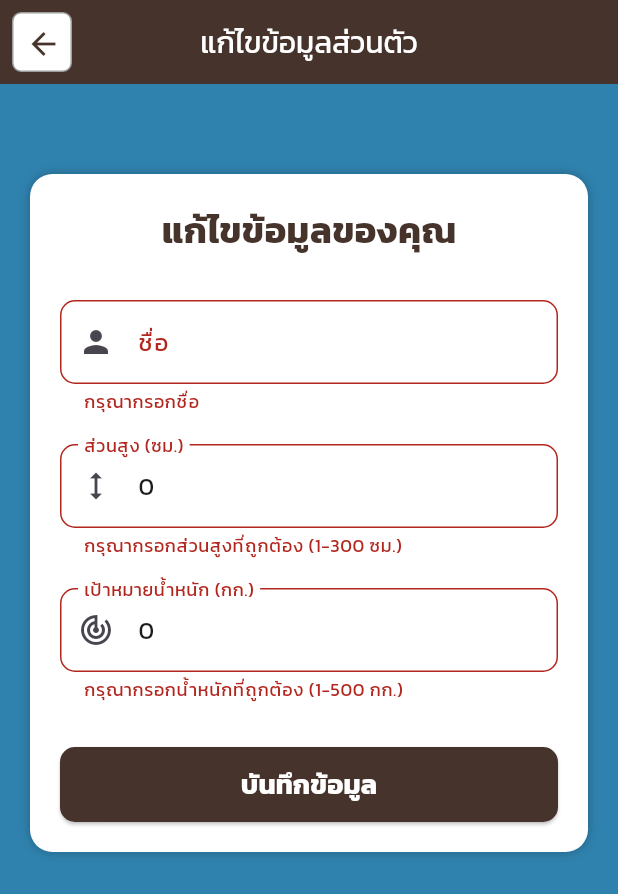
After one commit to SkyDevF/KinrooV2, a Flutter app: the EditProfileScreen screen opened directly, after a tap on "บันทึกข้อมูล", on a phone screen of 412 x 824 dp. The commit adds this screen. Shown: the top 894 px of the screen. Run offline on Flutter 3.47's test engine with Material 3 defaults, Android fonts, the phone set to English and light mode, and no system bars; our stand-ins replace cloud_firestore, crystal_navigation_bar, firebase_auth, firebase_core, fl_chart, google_sign_in and 4 more; missing offline and left inert: tflite_flutter; accounts and stored records are empty.

Commit message:
แก้ไข

```diff
--- /dev/null
+++ b/lib/screens/edit_profile_screen.dart
@@ -0,0 +1,250 @@
+import 'package:flutter/material.dart';
+import 'package:firebase_auth/firebase_auth.dart';
+import 'package:cloud_firestore/cloud_firestore.dart';
+
+class EditProfileScreen extends StatefulWidget {
+  @override
+  _EditProfileScreenState createState() => _EditProfileScreenState();
+}
+
+class _EditProfileScreenState extends State<EditProfileScreen> {
+  final _formKey = GlobalKey<FormState>();
+  final _nameController = TextEditingController();
+  final _heightController = TextEditingController();
+  final _targetWeightController = TextEditingController();
+
+  bool _isLoading = false;
+
+  @override
+  void initState() {
+    super.initState();
+    _loadCurrentData();
+  }
+
+  void _loadCurrentData() async {
+    User? user = FirebaseAuth.instance.currentUser;
+    if (user == null) return;
+
+    DocumentSnapshot userDoc = await FirebaseFirestore.instance
+        .collection('users')
+        .doc(user.uid)
+        .get();
+
+    if (userDoc.exists) {
+      setState(() {
+        _nameController.text = userDoc.get('name') ?? '';
+        _heightController.text = userDoc.get('height')?.toString() ?? '';
+        _targetWeightController.text =
+            userDoc.get('targetWeight')?.toString() ?? '';
+      });
+    }
+  }
+
+  void _saveProfile() async {
+    if (!_formKey.currentState!.validate()) return;
+
+    setState(() {
+      _isLoading = true;
+    });
+
+    try {
+      User? user = FirebaseAuth.instance.currentUser;
+      if (user == null) return;
+
+      await FirebaseFirestore.instance
+          .collection('users')
+          .doc(user.uid)
+          .update({
+            'name': _nameController.text.trim(),
+            'height': double.parse(_heightController.text),
+            'targetWeight': double.parse(_targetWeightController.text),
+          });
+
+      if (mounted) {
+        ScaffoldMessenger.of(context).showSnackBar(
+          SnackBar(
+            content: Text('บันทึกข้อมูลเรียบร้อยแล้ว'),
+            backgroundColor: Colors.green,
+          ),
+        );
+        Navigator.pop(context, true); // ส่งค่า true กลับไปเพื่อรีเฟรชข้อมูล
+      }
+    } catch (e) {
+      if (mounted) {
+        ScaffoldMessenger.of(context).showSnackBar(
+          SnackBar(
+            content: Text('เกิดข้อผิดพลาด: $e'),
+            backgroundColor: Colors.red,
+          ),
+        );
+      }
+    } finally {
+      if (mounted) {
+        setState(() {
+          _isLoading = false;
+        });
+      }
+    }
+  }
+
+  @override
+  Widget build(BuildContext context) {
+    return Scaffold(
+      backgroundColor: Color.fromARGB(255, 47, 130, 174),
+      appBar: AppBar(
+        backgroundColor: Color.fromARGB(255, 70, 51, 43),
+        centerTitle: true,
+        leading: Padding(
+          padding: const EdgeInsets.all(8.0),
+          child: Container(
+            decoration: BoxDecoration(
+              color: Colors.white,
+              borderRadius: BorderRadius.circular(6),
+              border: Border.all(color: Colors.grey),
+            ),
+            child: IconButton(
+              icon: Icon(
+                Icons.arrow_back,
+                color: Color.fromARGB(255, 70, 51, 43),
+              ),
+              onPressed: () => Navigator.pop(context),
+            ),
+          ),
+        ),
+        title: Text(
+          'แก้ไขข้อมูลส่วนตัว',
+          style: TextStyle(color: Colors.white, fontSize: 20),
+        ),
+      ),
+      body: SingleChildScrollView(
+        padding: EdgeInsets.all(20),
+        child: Form(
+          key: _formKey,
+          child: Column(
+            children: [
+              SizedBox(height: 40),
+
+              Container(
+                padding: EdgeInsets.all(20),
+                decoration: BoxDecoration(
+                  color: Colors.white,
+                  borderRadius: BorderRadius.circular(15),
+                  boxShadow: [BoxShadow(color: Colors.black26, blurRadius: 5)],
+                ),
+                child: Column(
+                  children: [
+                    Text(
+                      'แก้ไขข้อมูลของคุณ',
+                      style: TextStyle(
+                        fontSize: 24,
+                        fontWeight: FontWeight.bold,
+                        color: Color.fromARGB(255, 70, 51, 43),
+                      ),
+                    ),
+                    SizedBox(height: 30),
+
+                    TextFormField(
+                      controller: _nameController,
+                      decoration: InputDecoration(
+                        labelText: 'ชื่อ',
+                        border: OutlineInputBorder(
+                          borderRadius: BorderRadius.circular(10),
+                        ),
+                        prefixIcon: Icon(Icons.person),
+                      ),
+                      validator: (value) {
+                        if (value == null || value.trim().isEmpty) {
+                          return 'กรุณากรอกชื่อ';
+                        }
+                        return null;
+                      },
+                    ),
+                    SizedBox(height: 20),
+
+                    TextFormField(
+                      controller: _heightController,
+                      decoration: InputDecoration(
+                        labelText: 'ส่วนสูง (ซม.)',
+                        border: OutlineInputBorder(
+                          borderRadius: BorderRadius.circular(10),
+                        ),
+                        prefixIcon: Icon(Icons.height),
+                      ),
+                      keyboardType: TextInputType.number,
+                      validator: (value) {
+                        if (value == null || value.isEmpty) {
+                          return 'กรุณากรอกส่วนสูง';
+                        }
+                        double? height = double.tryParse(value);
+                        if (height == null || height <= 0 || height > 300) {
+                          return 'กรุณากรอกส่วนสูงที่ถูกต้อง (1-300 ซม.)';
+                        }
+                        return null;
+                      },
+                    ),
+                    SizedBox(height: 20),
+
+                    TextFormField(
+                      controller: _targetWeightController,
+                      decoration: InputDecoration(
+                        labelText: 'เป้าหมายน้ำหนัก (กก.)',
+                        border: OutlineInputBorder(
+                          borderRadius: BorderRadius.circular(10),
+                        ),
+                        prefixIcon: Icon(Icons.track_changes),
+                      ),
+                      keyboardType: TextInputType.number,
+                      validator: (value) {
+                        if (value == null || value.isEmpty) {
+                          return 'กรุณากรอกเป้าหมายน้ำหนัก';
+                        }
+                        double? weight = double.tryParse(value);
+                        if (weight == null || weight <= 0 || weight > 500) {
+                          return 'กรุณากรอกน้ำหนักที่ถูกต้อง (1-500 กก.)';
+                        }
+                        return null;
+                      },
+                    ),
+                    SizedBox(height: 30),
+
+                    SizedBox(
+                      width: double.infinity,
+                      height: 50,
+                      child: ElevatedButton(
+                        style: ElevatedButton.styleFrom(
+                          backgroundColor: Color.fromARGB(255, 70, 51, 43),
+                          shape: RoundedRectangleBorder(
+                            borderRadius: BorderRadius.circular(10),
+                          ),
+                        ),
+                        onPressed: _isLoading ? null : _saveProfile,
+                        child: _isLoading
+                            ? CircularProgressIndicator(color: Colors.white)
+                            : Text(
+                                'บันทึกข้อมูล',
+                                style: TextStyle(
+                                  color: Colors.white,
+                                  fontSize: 18,
+                                  fontWeight: FontWeight.bold,
+                                ),
+                              ),
+                      ),
+                    ),
+                  ],
+                ),
+              ),
+            ],
+          ),
+        ),
+      ),
+    );
+  }
+
+  @override
+  void dispose() {
+    _nameController.dispose();
+    _heightController.dispose();
+    _targetWeightController.dispose();
+    super.dispose();
+  }
+}
--- a/lib/screens/login_screen.dart
+++ b/lib/screens/login_screen.dart
@@ -2,14 +2,17 @@ import 'package:flutter/material.dart';
 import 'package:firebase_auth/firebase_auth.dart';
 import 'package:cloud_firestore/cloud_firestore.dart';
 import 'package:google_sign_in/google_sign_in.dart';
+import 'package:flutter/foundation.dart';
 import 'register_screen.dart';
 import 'home_screen.dart';
 import 'forgot_password_screen.dart';
 import 'input_birthday_screen.dart';
 
 class LoginScreen extends StatefulWidget {
+  const LoginScreen({Key? key}) : super(key: key);
+
   @override
-  _LoginScreenState createState() => _LoginScreenState();
+  State<LoginScreen> createState() => _LoginScreenState();
 }
 
 class _LoginScreenState extends State<LoginScreen> {
@@ -17,7 +20,6 @@ class _LoginScreenState extends State<LoginScreen> {
   final TextEditingController passwordController = TextEditingController();
   final FirebaseAuth _auth = FirebaseAuth.instance;
   final FirebaseFirestore _firestore = FirebaseFirestore.instance;
-  final GoogleSignIn _googleSignIn = GoogleSignIn();
 
   String errorMessage = '';
   bool _obscureText = true;
@@ -25,8 +27,11 @@ class _LoginScreenState extends State<LoginScreen> {
   bool _isGoogleLoading = false;
 
   Future<void> _signIn() async {
-    if (emailController.text.trim().isEmpty || passwordController.text.trim().isEmpty) {
-      ScaffoldMessenger.of(context).showSnackBar(SnackBar(content: Text("กรุณากรอกอีเมลและรหัสผ่าน")));
+    if (emailController.text.trim().isEmpty ||
+        passwordController.text.trim().isEmpty) {
+      ScaffoldMessenger.of(
+        context,
+      ).showSnackBar(SnackBar(content: Text("กรุณากรอกอีเมลและรหัสผ่าน")));
       return;
     }
 
@@ -41,32 +46,52 @@ class _LoginScreenState extends State<LoginScreen> {
       User? user = userCredential.user;
       if (user == null) throw Exception("เข้าสู่ระบบไม่สำเร็จ");
 
-      DocumentSnapshot userDoc = await _firestore.collection("users").doc(user.uid).get();
+      DocumentSnapshot userDoc = await _firestore
+          .collection("users")
+          .doc(user.uid)
+          .get();
 
       if (!mounted) return;
-      Navigator.pushReplacement(context, MaterialPageRoute(builder: (_) => userDoc.exists ? HomeScreen() : InputBirthdayScreen()));
+      Navigator.pushReplacement(
+        context,
+        MaterialPageRoute(
+          builder: (_) => userDoc.exists ? HomeScreen() : InputBirthdayScreen(),
+        ),
+      );
     } catch (e) {
       setState(() => errorMessage = "เข้าสู่ระบบไม่สำเร็จ: ${e.toString()}");
-      ScaffoldMessenger.of(context).showSnackBar(SnackBar(content: Text(errorMessage)));
+      ScaffoldMessenger.of(
+        context,
+      ).showSnackBar(SnackBar(content: Text(errorMessage)));
     } finally {
       setState(() => _isLoggingIn = false);
     }
   }
 
   // ✅ Google Sign In
+  // ✅ กำหนด GoogleSignIn ด้วย Web Client ID
+  final GoogleSignIn _googleSignIn = GoogleSignIn(
+    scopes: ['email'],
+    clientId:
+        '620249493204-ql9vgs17um93p2m701s2defdt14dfkl7.apps.googleusercontent.com',
+  );
+
+  // ✅ Google Sign In แบบรวมทั้งหมด
   Future<void> _signInWithGoogle() async {
+    if (!mounted) return;
     setState(() => _isGoogleLoading = true);
 
     try {
-      await _googleSignIn.signOut();
+      await _googleSignIn.signOut(); // เผื่อเคยล็อกอินค้างไว้
 
       final GoogleSignInAccount? googleUser = await _googleSignIn.signIn();
       if (googleUser == null) {
         setState(() => _isGoogleLoading = false);
-        return;
+        return; // ผู้ใช้กดยกเลิก
       }
 
-      final GoogleSignInAuthentication googleAuth = await googleUser.authentication;
+      final GoogleSignInAuthentication googleAuth =
+          await googleUser.authentication;
 
       if (googleAuth.accessToken == null || googleAuth.idToken == null) {
         throw Exception("Google authentication tokens are null");
@@ -77,15 +102,19 @@ class _LoginScreenState extends State<LoginScreen> {
         idToken: googleAuth.idToken,
       );
 
-      UserCredential userCredential = await _auth.signInWithCredential(credential);
-      User? user = userCredential.user;
+      final UserCredential userCredential = await FirebaseAuth.instance
+          .signInWithCredential(credential);
+      final User? user = userCredential.user;
 
-      if (user != null) {
-        final DocumentReference userRef = _firestore.collection("users").doc(user.uid);
+      if (user == null) throw Exception("Firebase user is null");
+
+      final DocumentReference userRef = FirebaseFirestore.instance
+          .collection("users")
+          .doc(user.uid);
       final DocumentSnapshot userDoc = await userRef.get();
 
       if (!userDoc.exists) {
-          // ➤ ผู้ใช้ใหม่: บันทึกข้อมูลเบื้องต้น
+        // ➤ ผู้ใช้ใหม่: สร้างข้อมูลพื้นฐาน
         await userRef.set({
           'email': user.email ?? '',
           'displayName': user.displayName ?? '',
@@ -107,12 +136,13 @@ class _LoginScreenState extends State<LoginScreen> {
           MaterialPageRoute(builder: (_) => HomeScreen()),
         );
       }
-      }
     } catch (e) {
-      print("Google Sign In Error: $e");
+      debugPrint("Google Sign In Error: $e");
       if (mounted) {
         ScaffoldMessenger.of(context).showSnackBar(
-          SnackBar(content: Text("Google Sign In ไม่สำเร็จ: กรุณาลองใหม่อีกครั้ง")),
+          SnackBar(
+            content: Text("เข้าสู่ระบบด้วย Google ไม่สำเร็จ กรุณาลองอีกครั้ง"),
+          ),
         );
       }
     } finally {
@@ -133,25 +163,31 @@ class _LoginScreenState extends State<LoginScreen> {
           child: ConstrainedBox(
             // ✅ ให้ content มีความสูงขั้นต่ำเท่ากับหน้าจอ
             constraints: BoxConstraints(
-              minHeight: MediaQuery.of(context).size.height -
+              minHeight:
+                  MediaQuery.of(context).size.height -
                   MediaQuery.of(context).padding.top -
-                        MediaQuery.of(context).padding.bottom - 32,
+                  MediaQuery.of(context).padding.bottom -
+                  32,
             ),
             child: IntrinsicHeight(
               child: Column(
                 mainAxisAlignment: MainAxisAlignment.center,
                 children: [
                   // ✅ ลด spacing เมื่อหน้าจอเล็ก
-                  SizedBox(height: MediaQuery.of(context).size.height < 700 ? 20 : 40),
+                  SizedBox(
+                    height: MediaQuery.of(context).size.height < 700 ? 20 : 40,
+                  ),
 
                   Text(
                     "ยินดีต้อนรับ\nล็อกอินบัญชีเพื่อใช้งาน",
                     textAlign: TextAlign.center,
                     style: TextStyle(
-                      fontSize: MediaQuery.of(context).size.height < 700 ? 22 : 26,
+                      fontSize: MediaQuery.of(context).size.height < 700
+                          ? 22
+                          : 26,
                       fontWeight: FontWeight.bold,
-                      color: Colors.blue[900]
-                    )
+                      color: Colors.blue[900],
+                    ),
                   ),
                   SizedBox(height: 24),
 
@@ -161,8 +197,11 @@ class _LoginScreenState extends State<LoginScreen> {
                       labelText: "กรอกอีเมลของคุณ",
                       border: OutlineInputBorder(),
                       prefixIcon: Icon(Icons.email),
-                      contentPadding: EdgeInsets.symmetric(vertical: 12, horizontal: 16),
-                    )
+                      contentPadding: EdgeInsets.symmetric(
+                        vertical: 12,
+                        horizontal: 16,
+                      ),
+                    ),
                   ),
                   SizedBox(height: 16),
 
@@ -172,27 +211,48 @@ class _LoginScreenState extends State<LoginScreen> {
                     decoration: InputDecoration(
                       labelText: "กรอกรหัสผ่านของคุณ",
                       border: OutlineInputBorder(),
-                      contentPadding: EdgeInsets.symmetric(vertical: 12, horizontal: 16),
+                      contentPadding: EdgeInsets.symmetric(
+                        vertical: 12,
+                        horizontal: 16,
+                      ),
                       suffixIcon: IconButton(
-                        icon: Icon(_obscureText ? Icons.visibility_off : Icons.visibility),
+                        icon: Icon(
+                          _obscureText
+                              ? Icons.visibility_off
+                              : Icons.visibility,
+                        ),
                         color: Colors.grey,
-                        tooltip: _obscureText ? "เปิดการมองเห็นรหัสผ่าน" : "ปิดการมองเห็นรหัสผ่าน",
-                        onPressed: () => setState(() => _obscureText = !_obscureText),
+                        tooltip: _obscureText
+                            ? "เปิดการมองเห็นรหัสผ่าน"
+                            : "ปิดการมองเห็นรหัสผ่าน",
+                        onPressed: () =>
+                            setState(() => _obscureText = !_obscureText),
                       ),
                     ),
                   ),
                   SizedBox(height: 8),
 
                   if (errorMessage.isNotEmpty) ...[
-                    Text(errorMessage, style: TextStyle(color: Colors.red, fontSize: 14)),
+                    Text(
+                      errorMessage,
+                      style: TextStyle(color: Colors.red, fontSize: 14),
+                    ),
                     SizedBox(height: 8),
                   ],
 
                   Align(
                     alignment: Alignment.centerRight,
                     child: TextButton(
-                      onPressed: () => Navigator.push(context, MaterialPageRoute(builder: (_) => ForgotPasswordScreen())),
-                      child: Text("ลืมรหัสผ่าน?", style: TextStyle(color: Colors.blue[900])),
+                      onPressed: () => Navigator.push(
+                        context,
+                        MaterialPageRoute(
+                          builder: (_) => ForgotPasswordScreen(),
+                        ),
+                      ),
+                      child: Text(
+                        "ลืมรหัสผ่าน?",
+                        style: TextStyle(color: Colors.blue[900]),
+                      ),
                     ),
                   ),
                   SizedBox(height: 16),
@@ -201,8 +261,13 @@ class _LoginScreenState extends State<LoginScreen> {
                   ElevatedButton(
                     style: ElevatedButton.styleFrom(
                       backgroundColor: Colors.black,
-                      padding: EdgeInsets.symmetric(vertical: 15, horizontal: 80),
-                      shape: RoundedRectangleBorder(borderRadius: BorderRadius.circular(15)),
+                      padding: EdgeInsets.symmetric(
+                        vertical: 15,
+                        horizontal: 80,
+                      ),
+                      shape: RoundedRectangleBorder(
+                        borderRadius: BorderRadius.circular(15),
+                      ),
                       minimumSize: Size(double.infinity, 50),
                     ),
                     onPressed: _isLoggingIn ? null : _signIn,
@@ -210,9 +275,15 @@ class _LoginScreenState extends State<LoginScreen> {
                         ? SizedBox(
                             width: 20,
                             height: 20,
-                            child: CircularProgressIndicator(color: Colors.white, strokeWidth: 2),
+                            child: CircularProgressIndicator(
+                              color: Colors.white,
+                              strokeWidth: 2,
+                            ),
                           )
-                        : Text("เข้าสู่ระบบ", style: TextStyle(fontSize: 18, color: Colors.white)),
+                        : Text(
+                            "เข้าสู่ระบบ",
+                            style: TextStyle(fontSize: 18, color: Colors.white),
+                          ),
                   ),
 
                   SizedBox(height: 20),
@@ -223,7 +294,10 @@ class _LoginScreenState extends State<LoginScreen> {
                       Expanded(child: Divider(thickness: 1)),
                       Padding(
                         padding: EdgeInsets.symmetric(horizontal: 16),
-                        child: Text("หรือ", style: TextStyle(color: Colors.grey[600])),
+                        child: Text(
+                          "หรือ",
+                          style: TextStyle(color: Colors.grey[600]),
+                        ),
                       ),
                       Expanded(child: Divider(thickness: 1)),
                     ],
@@ -236,7 +310,10 @@ class _LoginScreenState extends State<LoginScreen> {
                     style: ElevatedButton.styleFrom(
                       backgroundColor: Colors.white,
                       foregroundColor: Colors.black87,
-                      padding: EdgeInsets.symmetric(vertical: 12, horizontal: 24),
+                      padding: EdgeInsets.symmetric(
+                        vertical: 12,
+                        horizontal: 24,
+                      ),
                       shape: RoundedRectangleBorder(
                         borderRadius: BorderRadius.circular(8),
                         side: BorderSide(color: Colors.grey[300]!),
@@ -256,7 +333,9 @@ class _LoginScreenState extends State<LoginScreen> {
                             width: 24,
                           ),
                     label: Text(
-                      _isGoogleLoading ? "กำลังเข้าสู่ระบบ..." : "เข้าสู่ระบบด้วย Google",
+                      _isGoogleLoading
+                          ? "กำลังเข้าสู่ระบบ..."
+                          : "เข้าสู่ระบบด้วย Google",
                       style: TextStyle(fontSize: 16),
                     ),
                   ),
@@ -264,8 +343,14 @@ class _LoginScreenState extends State<LoginScreen> {
                   SizedBox(height: 16),
 
                   TextButton(
-                    onPressed: () => Navigator.push(context, MaterialPageRoute(builder: (_) => RegisterScreen())),
-                    child: Text("ไม่มีบัญชีผู้ใช้? สร้างเลย", style: TextStyle(fontSize: 16, color: Colors.blue[900])),
+                    onPressed: () => Navigator.push(
+                      context,
+                      MaterialPageRoute(builder: (_) => RegisterScreen()),
+                    ),
+                    child: Text(
+                      "ไม่มีบัญชีผู้ใช้? สร้างเลย",
+                      style: TextStyle(fontSize: 16, color: Colors.blue[900]),
+                    ),
                   ),
 
                   // ✅ เพิ่ม spacing ท้าย
--- a/lib/screens/profile_screen.dart
+++ b/lib/screens/profile_screen.dart
@@ -1,8 +1,8 @@
 import 'package:flutter/material.dart';
 import 'package:firebase_auth/firebase_auth.dart';
 import 'package:cloud_firestore/cloud_firestore.dart';
-import 'update_weight_screen.dart';
 import 'welcome_screen.dart';
+import 'edit_profile_screen.dart';
 
 class ProfileScreen extends StatefulWidget {
   @override
@@ -127,12 +127,17 @@ class _ProfileScreenState extends State<ProfileScreen> {
               style: ElevatedButton.styleFrom(
                 backgroundColor: Color.fromARGB(255, 70, 51, 43),
               ),
-              onPressed: () => Navigator.push(
-                context,
-                MaterialPageRoute(builder: (_) => UpdateWeightScreen()),
-              ),
+              onPressed: () async {
+                final result = await Navigator.push(
+                  context,
+                  MaterialPageRoute(builder: (_) => EditProfileScreen()),
+                );
+                if (result == true) {
+                  _fetchUserData(); // รีเฟรชข้อมูลหลังแก้ไข
+                }
+              },
               child: Text(
-                "อัปเดตน้ำหนัก",
+                "แก้ไขข้อมูลส่วนตัว",
                 style: TextStyle(color: Colors.white, fontSize: 18),
               ),
             ),
```
Lines whose indentation alone changed are shown as unchanged.
